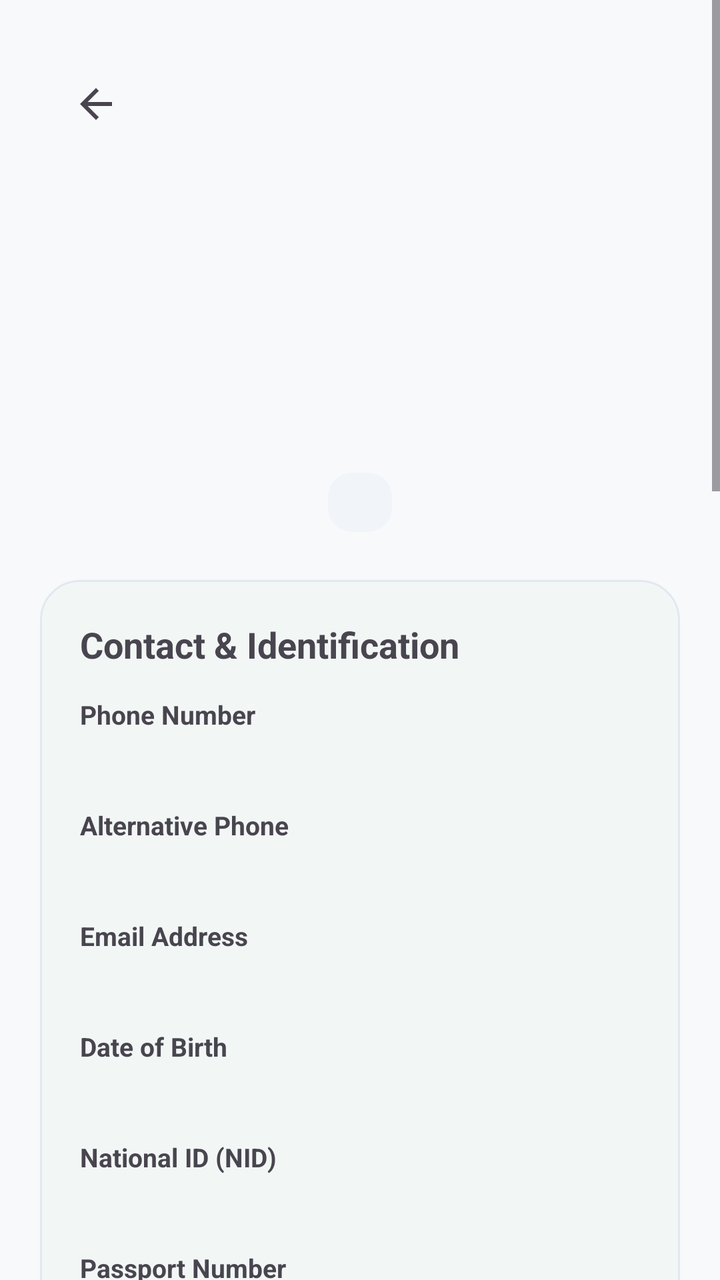
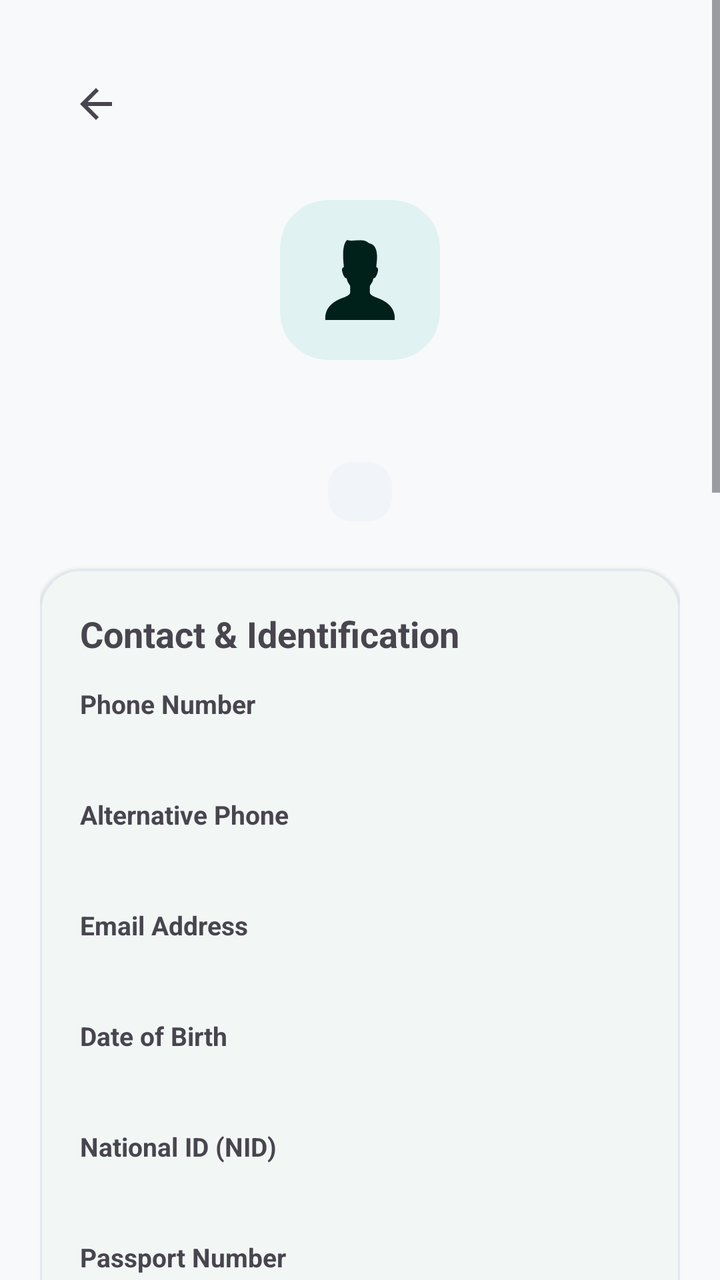

The first picture is an Android layout as it rendered before a commit; the second is the same layout after the commit. The layout source and the unified diff follow.
<!-- AndroidManifest.xml: application theme Theme.RobHouseRental -->
<!-- res/layout/activity_tenant_details.xml -->
<?xml version="1.0" encoding="utf-8"?>
<ScrollView
    xmlns:android="http://schemas.android.com/apk/res/android"
    xmlns:app="http://schemas.android.com/apk/res-auto"
    android:layout_width="match_parent"
    android:layout_height="match_parent"
    android:fitsSystemWindows="true"
    android:fillViewport="true">

    <LinearLayout
        android:layout_width="match_parent"
        android:layout_height="wrap_content"
        android:orientation="vertical"
        android:padding="20dp">

        
        <com.google.android.material.appbar.MaterialToolbar
            android:id="@+id/toolbarTenantDetails"
            android:layout_width="match_parent"
            android:layout_height="?attr/actionBarSize"
            android:title="@string/tenant_details_title"
            app:navigationIcon="@drawable/ic_arrow_back" />

        
        <TextView
            android:layout_width="match_parent"
            android:layout_height="wrap_content"
            android:layout_marginTop="16dp"
            android:gravity="center"
            android:text=""
            android:textSize="64sp" />

        <TextView
            android:id="@+id/tvTenantDetailsName"
            android:layout_width="match_parent"
            android:layout_height="wrap_content"
            android:layout_marginTop="8dp"
            android:gravity="center"
            
            android:textSize="26sp"
            android:textStyle="bold" />

        <TextView
            android:id="@+id/tvTenantDetailsStatusBadge"
            android:layout_width="wrap_content"
            android:layout_height="wrap_content"
            android:layout_gravity="center_horizontal"
            android:layout_marginTop="8dp"
            android:background="@drawable/bg_status_badge"
            android:paddingHorizontal="16dp"
            android:paddingVertical="6dp"
            
            android:textSize="13sp"
            android:textStyle="bold" />

        
        <com.google.android.material.card.MaterialCardView
            android:layout_width="match_parent"
            android:layout_height="wrap_content"
            android:layout_marginTop="24dp"
            app:cardCornerRadius="20dp"
            app:cardElevation="1dp"
            app:strokeWidth="1dp">

            <LinearLayout
                android:layout_width="match_parent"
                android:layout_height="wrap_content"
                android:orientation="vertical"
                android:padding="20dp">

                <TextView
                    android:layout_width="match_parent"
                    android:layout_height="wrap_content"
                    android:text="@string/contact_and_identification"
                    android:textSize="18sp"
                    android:textStyle="bold" />

                
                <TextView
                    android:layout_width="match_parent"
                    android:layout_height="wrap_content"
                    android:layout_marginTop="14dp"
                    android:text="@string/phone"
                    android:textSize="13sp"
                    android:textStyle="bold" />

                <TextView
                    android:id="@+id/tvTenantDetailsPhone"
                    android:layout_width="match_parent"
                    android:layout_height="wrap_content"
                    android:layout_marginTop="4dp"
                    
                    android:textSize="16sp" />

                
                <TextView
                    android:id="@+id/lblAltPhone"
                    android:layout_width="match_parent"
                    android:layout_height="wrap_content"
                    android:layout_marginTop="12dp"
                    android:text="@string/alternative_phone"
                    android:textSize="13sp"
                    android:textStyle="bold" />

                <TextView
                    android:id="@+id/tvTenantDetailsAltPhone"
                    android:layout_width="match_parent"
                    android:layout_height="wrap_content"
                    android:layout_marginTop="4dp"
                    
                    android:textSize="16sp" />

                
                <TextView
                    android:id="@+id/lblEmail"
                    android:layout_width="match_parent"
                    android:layout_height="wrap_content"
                    android:layout_marginTop="12dp"
                    android:text="@string/email"
                    android:textSize="13sp"
                    android:textStyle="bold" />

                <TextView
                    android:id="@+id/tvTenantDetailsEmail"
                    android:layout_width="match_parent"
                    android:layout_height="wrap_content"
                    android:layout_marginTop="4dp"
                    
                    android:textSize="16sp" />

                
                <TextView
                    android:id="@+id/lblDob"
                    android:layout_width="match_parent"
                    android:layout_height="wrap_content"
                    android:layout_marginTop="12dp"
                    android:text="@string/date_of_birth"
                    android:textSize="13sp"
                    android:textStyle="bold" />

                <TextView
                    android:id="@+id/tvTenantDetailsDob"
                    android:layout_width="match_parent"
                    android:layout_height="wrap_content"
                    android:layout_marginTop="4dp"
                    
                    android:textSize="16sp" />

                
                <TextView
                    android:id="@+id/lblNid"
                    android:layout_width="match_parent"
                    android:layout_height="wrap_content"
                    android:layout_marginTop="12dp"
                    android:text="@string/national_id"
                    android:textSize="13sp"
                    android:textStyle="bold" />

                <TextView
                    android:id="@+id/tvTenantDetailsNid"
                    android:layout_width="match_parent"
                    android:layout_height="wrap_content"
                    android:layout_marginTop="4dp"
                    
                    android:textSize="16sp" />

                
                <TextView
                    android:id="@+id/lblPassport"
                    android:layout_width="match_parent"
                    android:layout_height="wrap_content"
                    android:layout_marginTop="12dp"
                    android:text="@string/passport_number"
                    android:textSize="13sp"
                    android:textStyle="bold" />

                <TextView
                    android:id="@+id/tvTenantDetailsPassport"
                    android:layout_width="match_parent"
                    android:layout_height="wrap_content"
                    android:layout_marginTop="4dp"
                    
                    android:textSize="16sp" />

                
                <TextView
                    android:id="@+id/lblOccupation"
                    android:layout_width="match_parent"
                    android:layout_height="wrap_content"
                    android:layout_marginTop="12dp"
                    android:text="@string/occupation"
                    android:textSize="13sp"
                    android:textStyle="bold" />

                <TextView
                    android:id="@+id/tvTenantDetailsOccupation"
                    android:layout_width="match_parent"
                    android:layout_height="wrap_content"
                    android:layout_marginTop="4dp"
                    
                    android:textSize="16sp" />

                
                <TextView
                    android:id="@+id/lblEmergency"
                    android:layout_width="match_parent"
                    android:layout_height="wrap_content"
                    android:layout_marginTop="12dp"
                    android:text="@string/emergency_contact"
                    android:textSize="13sp"
                    android:textStyle="bold" />

                <TextView
                    android:id="@+id/tvTenantDetailsEmergency"
                    android:layout_width="match_parent"
                    android:layout_height="wrap_content"
                    android:layout_marginTop="4dp"
                    
                    android:textSize="16sp" />

                
                <TextView
                    android:id="@+id/lblPresentAddress"
                    android:layout_width="match_parent"
                    android:layout_height="wrap_content"
                    android:layout_marginTop="12dp"
                    android:text="@string/present_address"
                    android:textSize="13sp"
                    android:textStyle="bold" />

                <TextView
                    android:id="@+id/tvTenantDetailsPresentAddress"
                    android:layout_width="match_parent"
                    android:layout_height="wrap_content"
                    android:layout_marginTop="4dp"
                    
                    android:textSize="16sp" />

                
                <TextView
                    android:id="@+id/lblPermanentAddress"
                    android:layout_width="match_parent"
                    android:layout_height="wrap_content"
                    android:layout_marginTop="12dp"
                    android:text="@string/permanent_address"
                    android:textSize="13sp"
                    android:textStyle="bold" />

                <TextView
                    android:id="@+id/tvTenantDetailsPermanentAddress"
                    android:layout_width="match_parent"
                    android:layout_height="wrap_content"
                    android:layout_marginTop="4dp"
                    
                    android:textSize="16sp" />

                
                <TextView
                    android:id="@+id/lblFamilyCount"
                    android:layout_width="match_parent"
                    android:layout_height="wrap_content"
                    android:layout_marginTop="12dp"
                    android:text="@string/family_member_count"
                    android:textSize="13sp"
                    android:textStyle="bold" />

                <TextView
                    android:id="@+id/tvTenantDetailsFamilyCount"
                    android:layout_width="match_parent"
                    android:layout_height="wrap_content"
                    android:layout_marginTop="4dp"
                    android:text="1"
                    android:textSize="16sp" />

                
                <TextView
                    android:id="@+id/lblNotes"
                    android:layout_width="match_parent"
                    android:layout_height="wrap_content"
                    android:layout_marginTop="12dp"
                    android:text="@string/notes"
                    android:textSize="13sp"
                    android:textStyle="bold" />

                <TextView
                    android:id="@+id/tvTenantDetailsNotes"
                    android:layout_width="match_parent"
                    android:layout_height="wrap_content"
                    android:layout_marginTop="4dp"
                    
                    android:textSize="16sp" />

            </LinearLayout>

        </com.google.android.material.card.MaterialCardView>

        
        <com.google.android.material.card.MaterialCardView
            android:layout_width="match_parent"
            android:layout_height="wrap_content"
            android:layout_marginTop="20dp"
            app:cardCornerRadius="20dp"
            app:cardElevation="1dp"
            app:strokeWidth="1dp">

            <LinearLayout
                android:layout_width="match_parent"
                android:layout_height="wrap_content"
                android:orientation="vertical"
                android:padding="20dp">

                <TextView
                    android:layout_width="match_parent"
                    android:layout_height="wrap_content"
                    android:text="@string/rental_occupancy_history"
                    android:textSize="18sp"
                    android:textStyle="bold" />

                <TextView
                    android:layout_width="match_parent"
                    android:layout_height="wrap_content"
                    android:layout_marginTop="12dp"
                    android:text="@string/current_tenancy"
                    android:textSize="14sp"
                    android:textStyle="bold" />

                <TextView
                    android:id="@+id/tvCurrentTenancy"
                    android:layout_width="match_parent"
                    android:layout_height="wrap_content"
                    android:layout_marginTop="4dp"
                    android:text="@string/no_active_tenancy"
                    android:textSize="15sp" />

                <TextView
                    android:layout_width="match_parent"
                    android:layout_height="wrap_content"
                    android:layout_marginTop="14dp"
                    android:text="@string/previous_tenancies"
                    android:textSize="14sp"
                    android:textStyle="bold" />

                <TextView
                    android:id="@+id/tvPreviousTenancies"
                    android:layout_width="match_parent"
                    android:layout_height="wrap_content"
                    android:layout_marginTop="4dp"
                    android:text="@string/no_previous_tenancy"
                    android:textSize="15sp" />

            </LinearLayout>

        </com.google.android.material.card.MaterialCardView>

        
        <com.google.android.material.card.MaterialCardView
            android:layout_width="match_parent"
            android:layout_height="wrap_content"
            android:layout_marginTop="20dp"
            app:cardCornerRadius="20dp"
            app:cardElevation="1dp"
            app:strokeWidth="1dp">

            <LinearLayout
                android:layout_width="match_parent"
                android:layout_height="wrap_content"
                android:orientation="vertical"
                android:padding="20dp">

                
                <LinearLayout
                    android:layout_width="match_parent"
                    android:layout_height="wrap_content"
                    android:gravity="center_vertical"
                    android:orientation="horizontal">

                    <TextView
                        android:layout_width="0dp"
                        android:layout_height="wrap_content"
                        android:layout_weight="1"
                        android:text="@string/documents_title"
                        android:textSize="18sp"
                        android:textStyle="bold" />

                    <TextView
                        android:id="@+id/tvDocumentCount"
                        android:layout_width="wrap_content"
                        android:layout_height="wrap_content"
                        android:text="0"
                        android:textSize="18sp"
                        android:textStyle="bold" />

                </LinearLayout>

                
                <TextView
                    android:id="@+id/tvNoDocuments"
                    android:layout_width="match_parent"
                    android:layout_height="wrap_content"
                    android:layout_marginTop="12dp"
                    android:gravity="center"
                    android:text="@string/no_documents_yet"
                    android:textSize="15sp" />

                
                <androidx.recyclerview.widget.RecyclerView
                    android:id="@+id/recyclerDocuments"
                    android:layout_width="match_parent"
                    android:layout_height="wrap_content"
                    android:layout_marginTop="12dp"
                    android:nestedScrollingEnabled="false" />

                
                <com.google.android.material.button.MaterialButton
                    android:id="@+id/btnAddDocument"
                    android:layout_width="match_parent"
                    android:layout_height="wrap_content"
                    android:layout_marginTop="16dp"
                    android:minHeight="54dp"
                    android:text="@string/add_document"
                    android:textSize="16sp"
                    app:cornerRadius="16dp" />

            </LinearLayout>

        </com.google.android.material.card.MaterialCardView>

        
        <com.google.android.material.button.MaterialButton
            android:id="@+id/btnEditTenant"
            android:layout_width="match_parent"
            android:layout_height="wrap_content"
            android:layout_marginTop="24dp"
            android:minHeight="56dp"
            android:text="@string/edit_tenant_title"
            android:textSize="17sp"
            app:cornerRadius="16dp" />

        <com.google.android.material.button.MaterialButton
            android:id="@+id/btnChangeStatus"
            style="@style/Widget.Material3.Button.OutlinedButton"
            android:layout_width="match_parent"
            android:layout_height="wrap_content"
            android:layout_marginTop="12dp"
            android:minHeight="56dp"
            android:text="@string/change_status"
            android:textSize="17sp"
            app:cornerRadius="16dp" />

        <com.google.android.material.button.MaterialButton
            android:id="@+id/btnDeleteTenant"
            style="@style/Widget.Material3.Button.TextButton"
            android:layout_width="match_parent"
            android:layout_height="wrap_content"
            android:layout_marginTop="8dp"
            android:minHeight="52dp"
            android:text="@string/delete_tenant"
            android:textColor="?attr/colorError"
            android:textSize="16sp" />

        <Space
            android:layout_width="match_parent"
            android:layout_height="24dp" />

    </LinearLayout>

</ScrollView>
<!-- resources referenced by this layout -->
<resources>
  <!-- drawable bg_status_badge (drawable) -->
  <?xml version="1.0" encoding="utf-8"?>
  <shape xmlns:android="http://schemas.android.com/apk/res/android"
      android:shape="rectangle">
      <corners android:radius="12dp" />
      <solid android:color="@color/md_theme_surfaceVariant" />
  </shape>
  <string name="add_document">+ Add Document</string>
  <string name="alternative_phone">Alternative Phone</string>
  <string name="change_status">Change Status</string>
  <string name="contact_and_identification">Contact &amp; Identification</string>
  <string name="current_tenancy">Current Tenancy</string>
  <string name="date_of_birth">Date of Birth</string>
  <string name="delete_tenant">Delete Tenant</string>
  <string name="documents_title">Documents</string>
  <string name="edit_tenant_title">Edit Tenant</string>
  <string name="email">Email Address</string>
  <string name="emergency_contact">Emergency Contact</string>
  <string name="family_member_count">Family Members Count</string>
  <string name="national_id">National ID (NID)</string>
  <string name="no_active_tenancy">No active tenancy</string>
  <string name="no_documents_yet">No documents added yet.</string>
  <string name="no_previous_tenancy">No previous tenancy</string>
  <string name="notes">Notes</string>
  <string name="occupation">Occupation</string>
  <string name="passport_number">Passport Number</string>
  <string name="permanent_address">Permanent Address</string>
  <string name="phone">Phone Number</string>
  <string name="present_address">Present Address</string>
  <string name="previous_tenancies">Previous Tenancies</string>
  <string name="rental_occupancy_history">Rental Occupancy History</string>
  <string name="tenant_details_title">Tenant Details</string>
  <style name="Theme.RobHouseRental" parent="Base.Theme.RobHouseRental" />
  <color name="md_theme_surfaceVariant">#F1F5F9</color>
  <color name="md_theme_primary">#00695C</color>
  <color name="md_theme_onPrimary">#FFFFFF</color>
  <color name="md_theme_primaryContainer">#E0F2F1</color>
  <color name="md_theme_onPrimaryContainer">#00201A</color>
  <color name="md_theme_secondary">#1565C0</color>
  <color name="md_theme_onSecondary">#FFFFFF</color>
  <color name="md_theme_secondaryContainer">#E3F2FD</color>
  <color name="md_theme_onSecondaryContainer">#001D36</color>
  <color name="md_theme_tertiary">#6D4C41</color>
  <color name="md_theme_onTertiary">#FFFFFF</color>
  <color name="md_theme_tertiaryContainer">#EFEBE9</color>
  <color name="md_theme_onTertiaryContainer">#25150F</color>
  <color name="md_theme_background">#F8F9FA</color>
  <color name="md_theme_onBackground">#191C1D</color>
  <color name="md_theme_surface">#FFFFFF</color>
  <color name="md_theme_onSurface">#191C1D</color>
  <color name="md_theme_onSurfaceVariant">#475569</color>
  <color name="md_theme_outline">#CBD5E1</color>
  <color name="md_theme_outlineVariant">#E2E8F0</color>
  <!-- unchanged entries left out for length: 3 -->
</resources>

<!-- the commit's change to res/layout/activity_tenant_details.xml (unified diff, before → after) -->
@@ -22,13 +22,24 @@
             app:navigationIcon="@drawable/ic_arrow_back" />
 
         
-        <TextView
-            android:layout_width="match_parent"
-            android:layout_height="wrap_content"
+        <com.google.android.material.card.MaterialCardView
+            android:layout_width="80dp"
+            android:layout_height="80dp"
             android:layout_marginTop="16dp"
-            android:gravity="center"
-            android:text=""
-            android:textSize="64sp" />
+            android:layout_gravity="center_horizontal"
+            app:cardBackgroundColor="?attr/colorPrimaryContainer"
+            app:cardCornerRadius="24dp"
+            app:cardElevation="0dp"
+            app:strokeWidth="0dp">
+
+            <ImageView
+                android:layout_width="40dp"
+                android:layout_height="40dp"
+                android:layout_gravity="center"
+                android:src="@drawable/ic_person"
+                app:tint="?attr/colorOnPrimaryContainer" />
+
+        </com.google.android.material.card.MaterialCardView>
 
         <TextView
             android:id="@+id/tvTenantDetailsName"
<!-- resource entries referenced after the edit -->
@@ -7,6 +7,12 @@
       <corners android:radius="12dp" />
       <solid android:color="@color/md_theme_surfaceVariant" />
   </shape>
+  <!-- drawable ic_person (drawable) -->
+  <vector xmlns:android="http://schemas.android.com/apk/res/android" android:height="24dp" android:viewportHeight="512" android:viewportWidth="512" android:width="24dp">
+        
+      <path android:fillColor="#000000" android:pathData="M359.51,367.61c-19.11,-7.15 -40.88,-18.28 -40.88,-32.68c0,-9.53 0,-21.44 0,-37.78c7,-19.39 17.51,-20.78 22.77,-50.55c12.25,-4.38 19.26,-11.38 28.01,-42.03c6.57,-23.06 -3.11,-29.25 -9.38,-30.91c0.13,-1.23 0.26,-2.47 0.36,-3.92c2.37,-34.54 22.42,-137.08 -47.01,-149.33c-18.38,-14.3 -30.04,-20.77 -69.44,-18.38C219,2.04 200.05,7.55 173.63,0c-35.24,29.57 -25.56,126.66 -20.63,173.5c-6.2,1.39 -16.89,7.15 -10.05,31.08c8.74,30.64 15.75,37.65 28,42.03c5.26,29.76 21.25,39.32 22.42,50.55c0,16.34 0,28.25 0,37.78c0,14.4 -23.49,26.55 -40.88,32.68C119.06,379.4 25.91,414.27 34.07,512h443.86C486.09,414.27 392.71,380.04 359.51,367.61z"/>
+      
+  </vector>
   <string name="add_document">+ Add Document</string>
   <string name="alternative_phone">Alternative Phone</string>
   <string name="change_status">Change Status</string>
